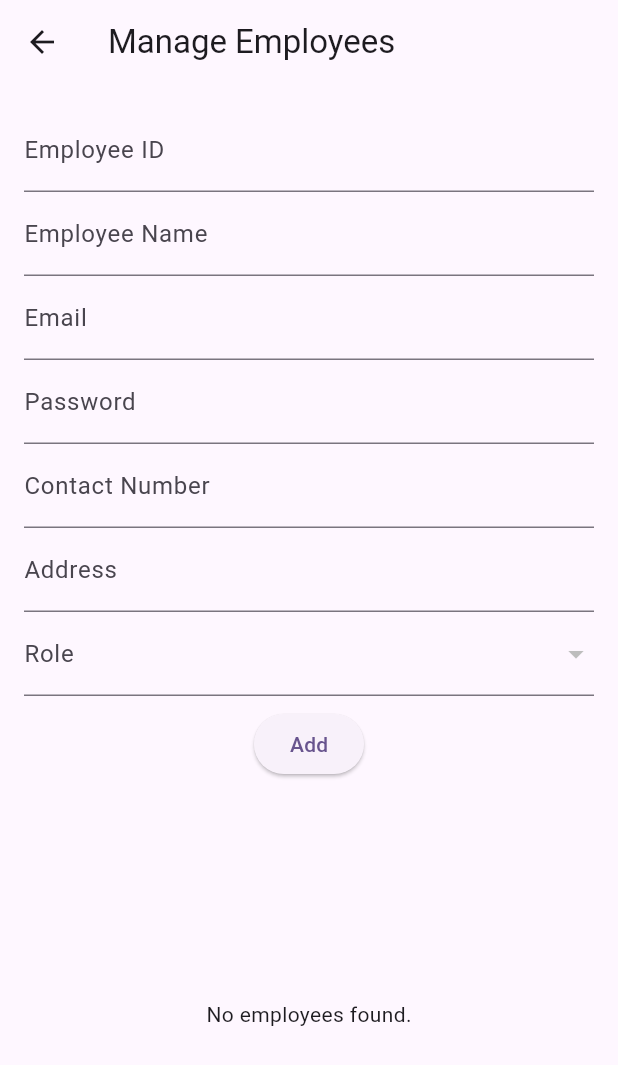
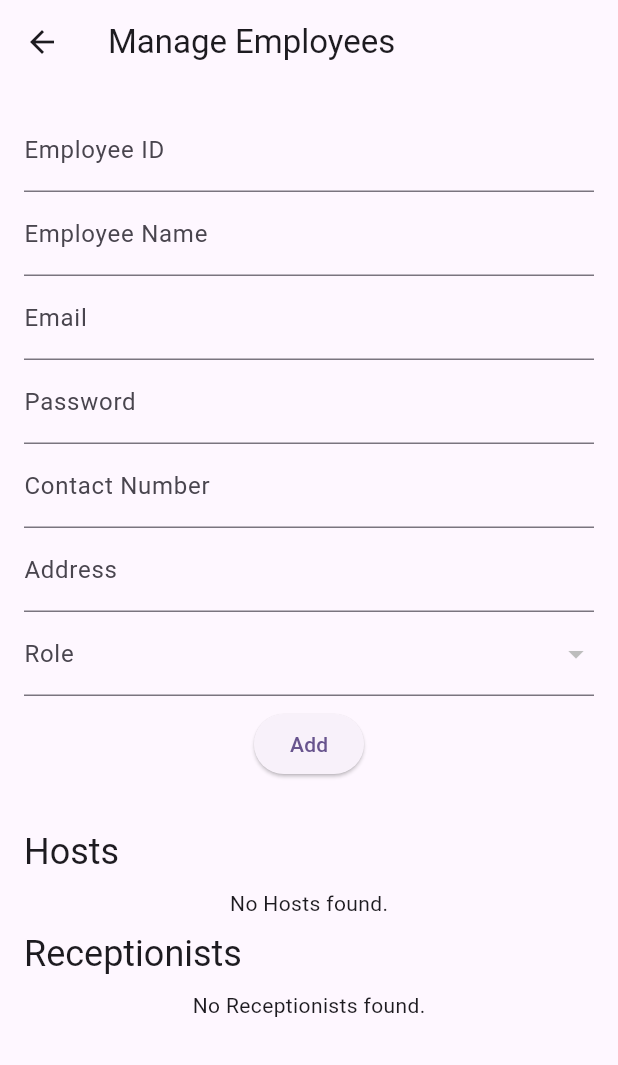
Before and after one commit to prathikshashetty7/vms, a Flutter app: the ManageEmployees screen opened directly, after a tap on "Add", on a phone screen of 412 x 824 dp. Shown: the top 1065 px of the screen. Run offline on Flutter 3.47's test engine with Material 3 defaults, Android fonts, the phone set to English and light mode, and no system bars; our stand-ins replace cloud_firestore, firebase_core; accounts and stored records are empty.

Commit message:
Initial changes

```diff
--- a/lib/dept/manage_employees.dart
+++ b/lib/dept/manage_employees.dart
@@ -17,6 +17,7 @@ class _ManageEmployeesState extends State<ManageEmployees> {
   final TextEditingController _empAddressController = TextEditingController();
   String? _selectedRole;
   String? _editingId;
+  String? _editingCollection;
 
   Future<void> _addOrUpdateEmployee() async {
     final empId = _empIdController.text.trim();
@@ -27,9 +28,10 @@ class _ManageEmployeesState extends State<ManageEmployees> {
     final empAddress = _empAddressController.text.trim();
     final role = _selectedRole;
     if ([empId, empName, empEmail, empPassword, empContNo, empAddress, role].any((e) => e == null || e.isEmpty)) return;
-    if (_editingId == null) {
-      // Add new employee
-      await FirebaseFirestore.instance.collection('employee').add({
+
+    final collectionName = role == 'Host' ? 'host' : 'receptionist';
+
+    final employeeData = {
       'emp_id': empId,
       'emp_name': empName,
       'emp_email': empEmail,
@@ -37,20 +39,24 @@ class _ManageEmployeesState extends State<ManageEmployees> {
       'emp_contno': empContNo,
       'emp_address': empAddress,
       'role': role,
-      });
+    };
+
+    if (_editingId == null) {
+      // Add new employee
+      await FirebaseFirestore.instance.collection(collectionName).add(employeeData);
     } else {
       // Update existing employee
-      await FirebaseFirestore.instance.collection('employee').doc(_editingId).update({
-        'emp_id': empId,
-        'emp_name': empName,
-        'emp_email': empEmail,
-        'emp_password': empPassword,
-        'emp_contno': empContNo,
-        'emp_address': empAddress,
-        'role': role,
-      });
+      if (_editingCollection != null && _editingCollection != collectionName) {
+        // Role has changed, so move the document
+        await FirebaseFirestore.instance.collection(_editingCollection!).doc(_editingId!).delete();
+        await FirebaseFirestore.instance.collection(collectionName).doc(_editingId!).set(employeeData);
+      } else {
+        await FirebaseFirestore.instance.collection(collectionName).doc(_editingId!).update(employeeData);
+      }
       _editingId = null;
+      _editingCollection = null;
     }
+
     _empIdController.clear();
     _empNameController.clear();
     _empEmailController.clear();
@@ -61,13 +67,14 @@ class _ManageEmployeesState extends State<ManageEmployees> {
     setState(() {});
   }
 
-  Future<void> _deleteEmployee(String id) async {
-    await FirebaseFirestore.instance.collection('employee').doc(id).delete();
+  Future<void> _deleteEmployee(String id, String collectionName) async {
+    await FirebaseFirestore.instance.collection(collectionName).doc(id).delete();
     setState(() {});
   }
 
-  void _startEdit(DocumentSnapshot doc) {
+  void _startEdit(DocumentSnapshot doc, String collectionName) {
     _editingId = doc.id;
+    _editingCollection = collectionName;
     _empIdController.text = doc['emp_id'] ?? '';
     _empNameController.text = doc['emp_name'] ?? '';
     _empEmailController.text = doc['emp_email'] ?? '';
@@ -150,33 +157,56 @@ class _ManageEmployeesState extends State<ManageEmployees> {
             ),
             const SizedBox(height: 24),
             Expanded(
-              child: StreamBuilder<QuerySnapshot>(
-                stream: FirebaseFirestore.instance.collection('employee').snapshots(),
+              child: ListView(
+                children: [
+                  _buildEmployeeList('host', 'Hosts'),
+                  _buildEmployeeList('receptionist', 'Receptionists'),
+                ],
+              ),
+            ),
+          ],
+        ),
+      ),
+    );
+  }
+
+  Widget _buildEmployeeList(String collectionName, String title) {
+    return Column(
+      crossAxisAlignment: CrossAxisAlignment.start,
+      children: [
+        Padding(
+          padding: const EdgeInsets.symmetric(vertical: 8.0),
+          child: Text(title, style: Theme.of(context).textTheme.headlineSmall),
+        ),
+        StreamBuilder<QuerySnapshot>(
+          stream: FirebaseFirestore.instance.collection(collectionName).snapshots(),
           builder: (context, snapshot) {
             if (snapshot.connectionState == ConnectionState.waiting) {
               return const Center(child: CircularProgressIndicator());
             }
             if (!snapshot.hasData || snapshot.data!.docs.isEmpty) {
-                    return const Center(child: Text('No employees found.'));
+              return Center(child: Text('No $title found.'));
             }
             final docs = snapshot.data!.docs;
             return ListView.builder(
+              shrinkWrap: true,
+              physics: const NeverScrollableScrollPhysics(),
               itemCount: docs.length,
               itemBuilder: (context, index) {
                 final doc = docs[index];
                 return ListTile(
                   title: Text(doc['emp_name'] ?? ''),
-                        subtitle: Text('ID: ${doc['emp_id']}, Email: ${doc['emp_email']}, Role: ${doc['role']}'),
+                  subtitle: Text('ID: ${doc['emp_id']}, Role: ${doc['role']}'),
                   trailing: Row(
                     mainAxisSize: MainAxisSize.min,
                     children: [
                       IconButton(
                         icon: const Icon(Icons.edit),
-                              onPressed: () => _startEdit(doc),
+                        onPressed: () => _startEdit(doc, collectionName),
                       ),
                       IconButton(
                         icon: const Icon(Icons.delete),
-                              onPressed: () => _deleteEmployee(doc.id),
+                        onPressed: () => _deleteEmployee(doc.id, collectionName),
                       ),
                     ],
                   ),
@@ -185,10 +215,7 @@ class _ManageEmployeesState extends State<ManageEmployees> {
             );
           },
         ),
-            ),
       ],
-        ),
-      ),
     );
   }
 }
```
Also changed, not shown: lib/dept/dept_dashboard.dart (+6 -2 lines), lib/dept/manage_visitors.dart (added, +206 -0 lines), lib/main.dart (+30 -0 lines). Lines whose indentation alone changed are shown as unchanged.
